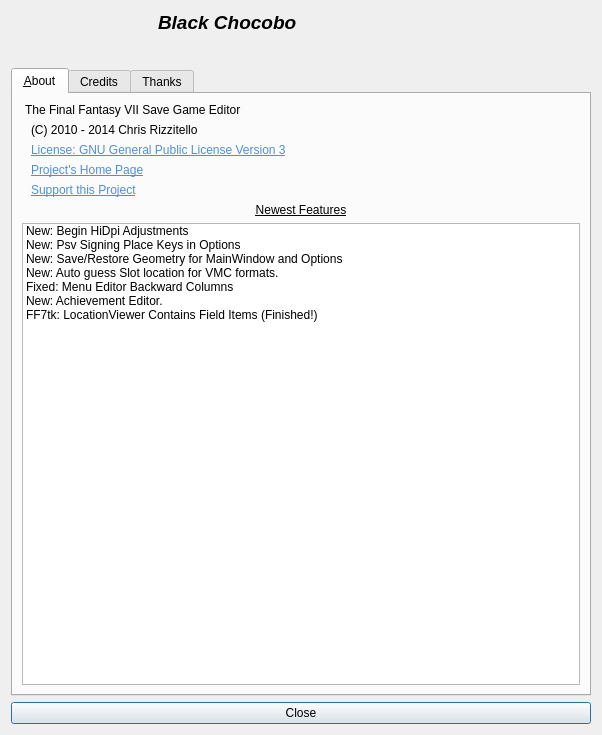
First picture: the form in about.ui, repository sithlord48/blackchocobo, before the edit.
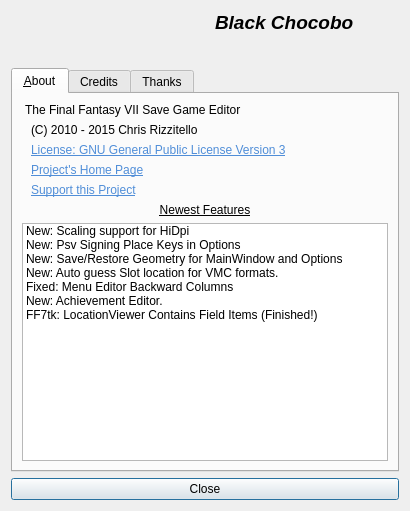
Second picture: the form after the edit. Icons and pictures are not drawn.

Commit message: update ff7tk scaling support

Diff of the .ui file:
```diff
--- a/about.ui
+++ b/about.ui
@@ -9,8 +9,8 @@
    <rect>
     <x>0</x>
     <y>0</y>
-    <width>602</width>
-    <height>735</height>
+    <width>0</width>
+    <height>0</height>
    </rect>
   </property>
   <property name="windowTitle">
@@ -28,18 +28,6 @@
     <layout class="QHBoxLayout" name="_2">
      <item>
       <widget class="QLabel" name="lbl_icon">
-       <property name="minimumSize">
-        <size>
-         <width>32</width>
-         <height>32</height>
-        </size>
-       </property>
-       <property name="maximumSize">
-        <size>
-         <width>128</width>
-         <height>128</height>
-        </size>
-       </property>
        <property name="pixmap">
         <pixmap resource="images.qrc">:/icon/bchoco</pixmap>
        </property>
@@ -143,7 +131,7 @@
        <item>
         <widget class="QLabel" name="copyleft">
          <property name="text">
-          <string notr="true">(C) 2010 - 2014 Chris Rizzitello</string>
+          <string notr="true">(C) 2010 - 2015 Chris Rizzitello</string>
          </property>
          <property name="indent">
           <number>9</number>
@@ -232,7 +220,7 @@
          </property>
          <item>
           <property name="text">
-           <string>New: Begin HiDpi Adjustments</string>
+           <string>New: Scaling support for HiDpi</string>
           </property>
          </item>
          <item>
```
Left out of the diff: 8 changed lines with no effect on the pictures. The commit also changes 11 other files.
